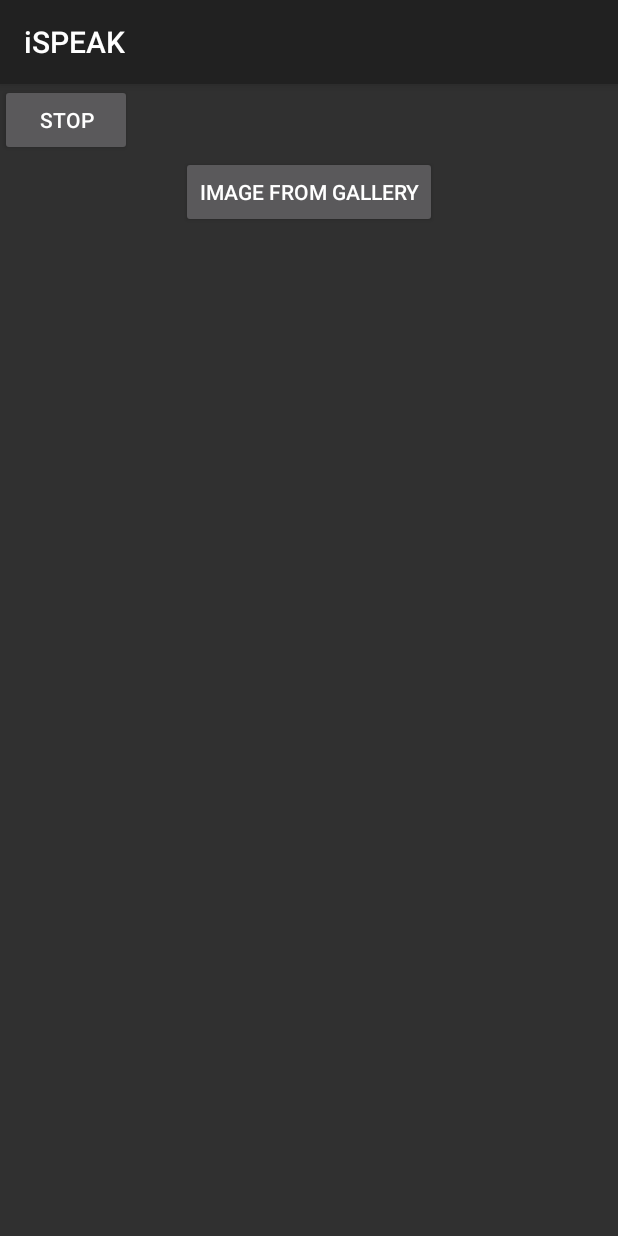
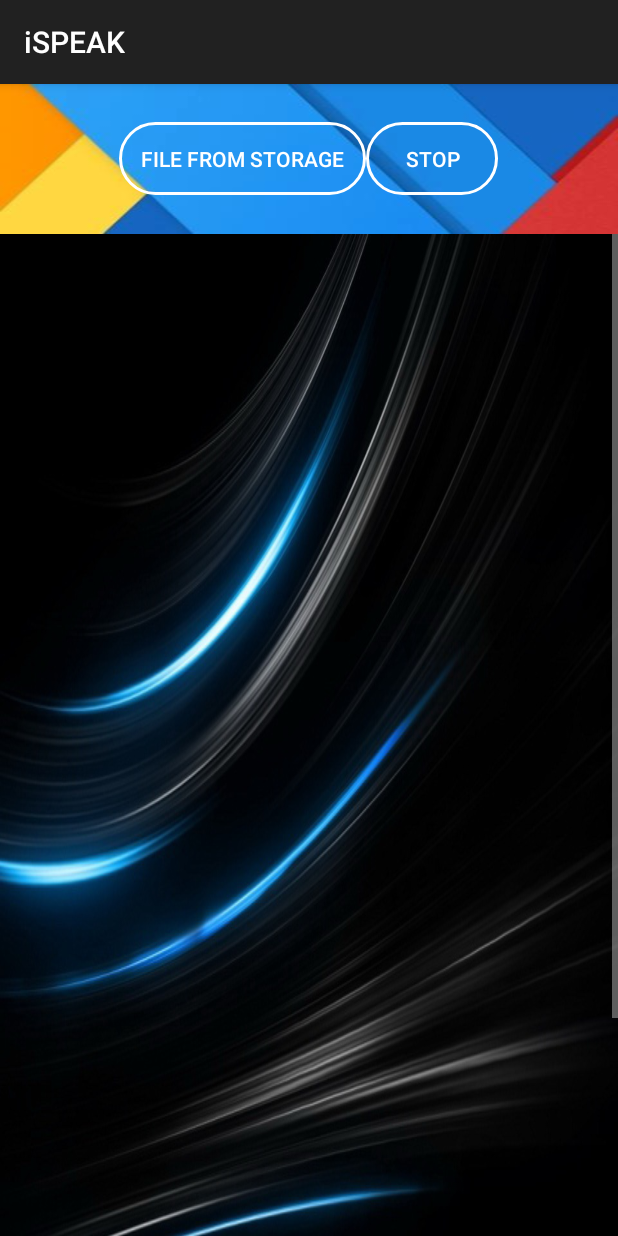
Before and after one commit to Ramyapanneerselvam/MyEyes, an Android app: the Pdf_read screen opened directly, with no data from a screen before it, on a phone screen of 412 x 824 dp. Run offline under Robolectric (Android 15) with nearby library versions, the phone set to English and light mode, and no system bars; libraries missing offline, so code that uses them is left out: com.itextpdf.text; 1 statement that could not run was skipped.

Commit message:
Update activity_pdf_read.xml

```diff
--- a/app/src/main/res/layout/activity_pdf_read.xml
+++ b/app/src/main/res/layout/activity_pdf_read.xml
@@ -1,23 +1,51 @@
 <?xml version="1.0" encoding="utf-8"?>
-<RelativeLayout xmlns:android="http://schemas.android.com/apk/res/android"
+<LinearLayout xmlns:android="http://schemas.android.com/apk/res/android"
     xmlns:app="http://schemas.android.com/apk/res-auto"
     xmlns:tools="http://schemas.android.com/tools"
     android:layout_width="match_parent"
+    android:orientation="vertical"
     android:layout_height="match_parent"
     tools:context="org.tensorflow.demo.Pdf_read">
+    <LinearLayout
+        android:layout_width="match_parent"
+        android:layout_height="100dp"
+        android:orientation="horizontal"
+        android:background="@drawable/wallpaper2"
+        android:gravity="center">
 
     <Button android:layout_height="wrap_content"
         android:layout_width="wrap_content"
-        android:text="image from gallery"
+        android:text="File from storage"
         android:id="@+id/bt"
+        android:background="@drawable/buttonstroke"
         android:layout_below="@+id/bt1"
         android:layout_centerHorizontal="true" />
     <Button android:layout_height="wrap_content"
         android:layout_width="wrap_content"
+        android:background="@drawable/buttonstroke"
         android:text="Stop"
         android:id="@+id/bt1"/>
-    <ImageView
-        android:layout_width="wrap_content"
-        android:layout_height="wrap_content"
-        android:id="@+id/img"/>
-</RelativeLayout>
+    </LinearLayout>
+    <ScrollView
+        android:layout_width="match_parent"
+        android:layout_height="match_parent"
+       >
+        <LinearLayout
+            android:layout_width="match_parent"
+            android:layout_height="match_parent"
+            android:background="@drawable/wallpaper"
+            android:orientation="vertical"
+            >
+            <TextView
+                android:id="@+id/speaktv"
+                android:layout_width="wrap_content"
+                android:layout_height="wrap_content"
+                android:layout_marginTop="30dp"
+                android:gravity="center"
+                android:textColor="#fff"
+                android:textAppearance="?android:attr/textAppearanceLarge" />
+
+
+        </LinearLayout>
+    </ScrollView>
+</LinearLayout>
```
